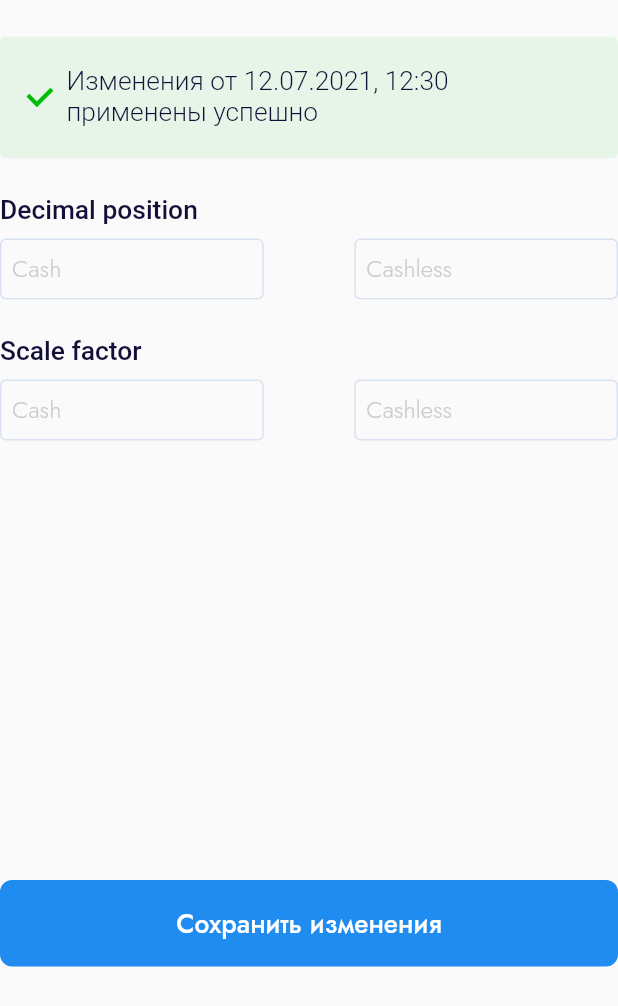
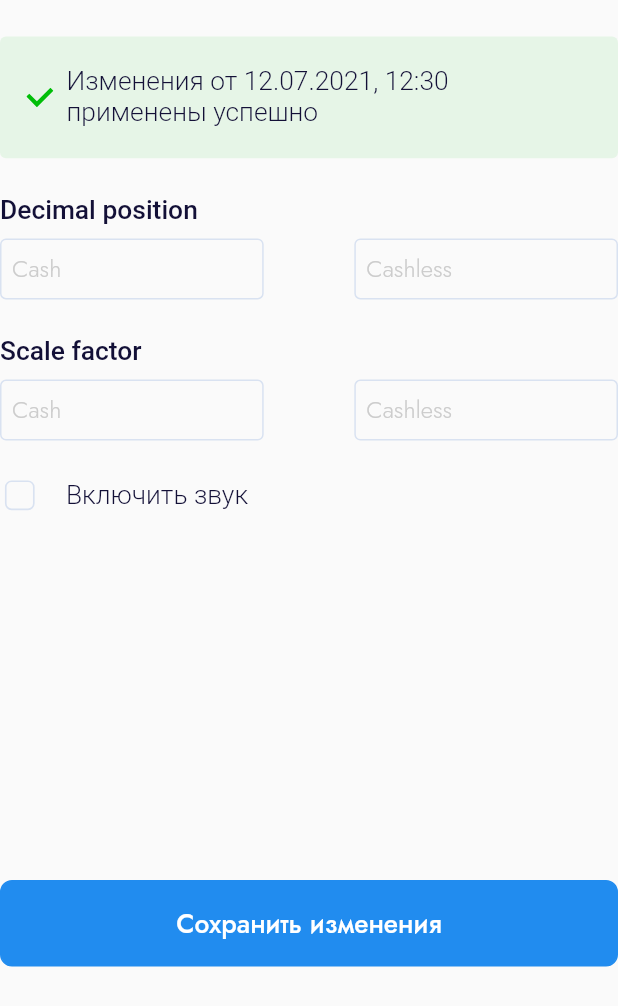
Before and after one commit to DaryaRyz/atm_test, a Flutter app: the BottomSheetBody widget shown alone on an empty page, opened directly, on a phone screen of 412 x 824 dp. Shown: the top 1006 px of the screen. Run offline on Flutter 3.47's test engine with Material 2 defaults, Android fonts, the phone set to English and light mode, and no system bars; our stand-ins replace flutter_bloc, flutter_screenutil, flutter_svg, logger, wave.

Commit message:
Created custom checkBox

```diff
--- a/lib/presentation/screens/atm_inside_screen/bottom_sheet_widget/bottom_sheet_body.dart
+++ b/lib/presentation/screens/atm_inside_screen/bottom_sheet_widget/bottom_sheet_body.dart
@@ -1,3 +1,4 @@
+import 'package:atm_test/presentation/screens/atm_inside_screen/bottom_sheet_widget/widgets/custom_checkbox.dart';
 import 'package:atm_test/presentation/screens/atm_inside_screen/bottom_sheet_widget/widgets/custom_inputs.dart';
 import 'package:atm_test/presentation/screens/atm_inside_screen/bottom_sheet_widget/widgets/custom_notification.dart';
 import 'package:atm_test/presentation/styles/color_styles.dart';
@@ -14,6 +15,7 @@ class BottomSheetBody extends StatefulWidget {
 }
 
 class _BottomSheetBodyState extends State<BottomSheetBody> {
+  bool _soundOn = false;
 
   @override
   Widget build(BuildContext context) {
@@ -24,10 +26,19 @@ class _BottomSheetBodyState extends State<BottomSheetBody> {
           SingleChildScrollView(
             physics: const BouncingScrollPhysics(),
             child: Column(
-              children: const [
-                CustomNotification(),
-                CustomInputs(title: Strings.decimalPosition),
-                CustomInputs(title: Strings.scaleFactor),
+              children: [
+                const CustomNotification(),
+                const CustomInputs(title: Strings.decimalPosition),
+                const CustomInputs(title: Strings.scaleFactor),
+                CustomCheckbox(
+                  title: Strings.onSound,
+                  value: _soundOn,
+                  onChange: (value) {
+                    setState(() {
+                      _soundOn = value;
+                    });
+                  },
+                ),
               ],
             ),
           ),
--- /dev/null
+++ b/lib/presentation/screens/atm_inside_screen/bottom_sheet_widget/widgets/custom_checkbox.dart
@@ -0,0 +1,75 @@
+import 'package:atm_test/presentation/styles/color_styles.dart';
+import 'package:flutter/material.dart';
+import 'package:flutter_screenutil/flutter_screenutil.dart';
+
+class CustomCheckbox extends StatefulWidget {
+  final String title;
+  final bool value;
+  final Function(bool) onChange;
+
+  const CustomCheckbox({
+    Key? key,
+    required this.title,
+    required this.value,
+    required this.onChange,
+  }) : super(key: key);
+
+  @override
+  _CustomCheckboxState createState() => _CustomCheckboxState();
+}
+
+class _CustomCheckboxState extends State<CustomCheckbox> {
+  late bool isChecked;
+
+  @override
+  void initState() {
+    isChecked = widget.value;
+    super.initState();
+  }
+
+  @override
+  Widget build(BuildContext context) {
+    return Row(
+      children: [
+        SizedBox(
+          width: 24.w,
+          height: 24.h,
+          child: Transform.scale(
+            scale: 1.1,
+            child: Checkbox(
+              value: isChecked,
+              activeColor: ColorStyles.tmnWhite,
+              checkColor: ColorStyles.tmnDarkBlue,
+              shape: RoundedRectangleBorder(
+                borderRadius: BorderRadius.circular(4),
+              ),
+              side: MaterialStateBorderSide.resolveWith(
+                (states) => const BorderSide(
+                  width: 1.0,
+                  color: ColorStyles.tmnLightBlue,
+                ),
+              ),
+              materialTapTargetSize: MaterialTapTargetSize.shrinkWrap,
+              onChanged: (bool? value) {
+                widget.onChange(value!);
+                setState(() {
+                  isChecked = value;
+                });
+              },
+            ),
+          ),
+        ),
+        SizedBox(width: 16.w),
+        Text(
+          widget.title,
+          style: TextStyle(
+            color: ColorStyles.tmnDarkBlue,
+            fontFamily: 'Roboto',
+            fontSize: 16.sp,
+            fontWeight: FontWeight.w300,
+          ),
+        ),
+      ],
+    );
+  }
+}
```
